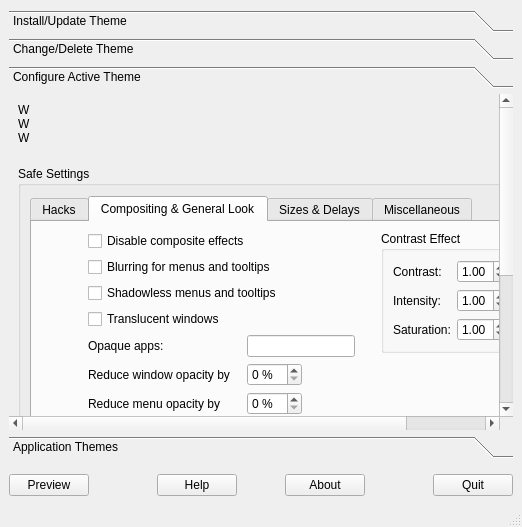
First picture: the form in Kvantum/kvantummanager/kvantummanager.ui, repository tsujan/Kvantum, before the edit.
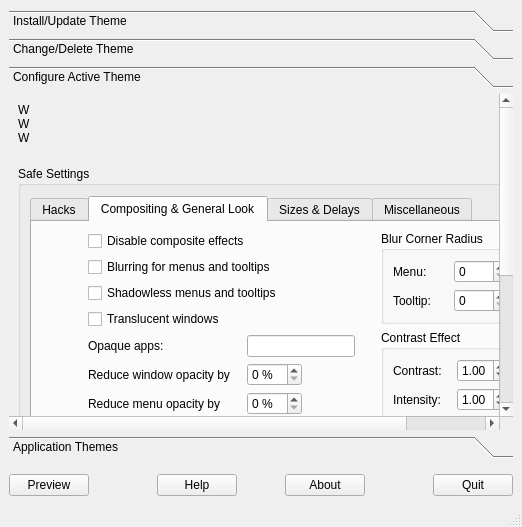
Second picture: the form after the edit. The open tabs and pages were chosen to show the change. Custom widgets are drawn as their Qt base class.

Commit message: Added options for corner radii when blurring menus and tooltips

What changed in the file:
```diff
--- a/Kvantum/kvantummanager/kvantummanager.ui
+++ b/Kvantum/kvantummanager/kvantummanager.ui
@@ -796,6 +796,50 @@
                </item>
                <item row="0" column="5" rowspan="12">
                 <layout class="QVBoxLayout" name="verticalLayout_2">
+                 <item>
+                  <widget class="QGroupBox" name="blurBox">
+                   <property name="toolTip">
+                    <string>If blurring is enabled, these values set the corner
+radii for blurring translucent menus and tooltips
+that have rounded corners.
+
+Usually, a value of 2 is enough.</string>
+                   </property>
+                   <property name="title">
+                    <string>Blur Corner Radius</string>
+                   </property>
+                   <layout class="QGridLayout" name="gridLayout_14">
+                    <item row="0" column="1">
+                     <widget class="QSpinBox" name="spinMenuBlur">
+                      <property name="maximum">
+                       <number>10</number>
+                      </property>
+                     </widget>
+                    </item>
+                    <item row="0" column="0">
+                     <widget class="QLabel" name="label_11">
+                      <property name="text">
+                       <string>Menu:</string>
+                      </property>
+                     </widget>
+                    </item>
+                    <item row="1" column="0">
+                     <widget class="QLabel" name="label_12">
+                      <property name="text">
+                       <string>Tooltip:</string>
+                      </property>
+                     </widget>
+                    </item>
+                    <item row="1" column="1">
+                     <widget class="QSpinBox" name="spinTooltipBlur">
+                      <property name="maximum">
+                       <number>10</number>
+                      </property>
+                     </widget>
+                    </item>
+                   </layout>
+                  </widget>
+                 </item>
                  <item>
                   <widget class="QGroupBox" name="contrastBox">
                    <property name="toolTip">
```
The commit also changes 62 other files.
